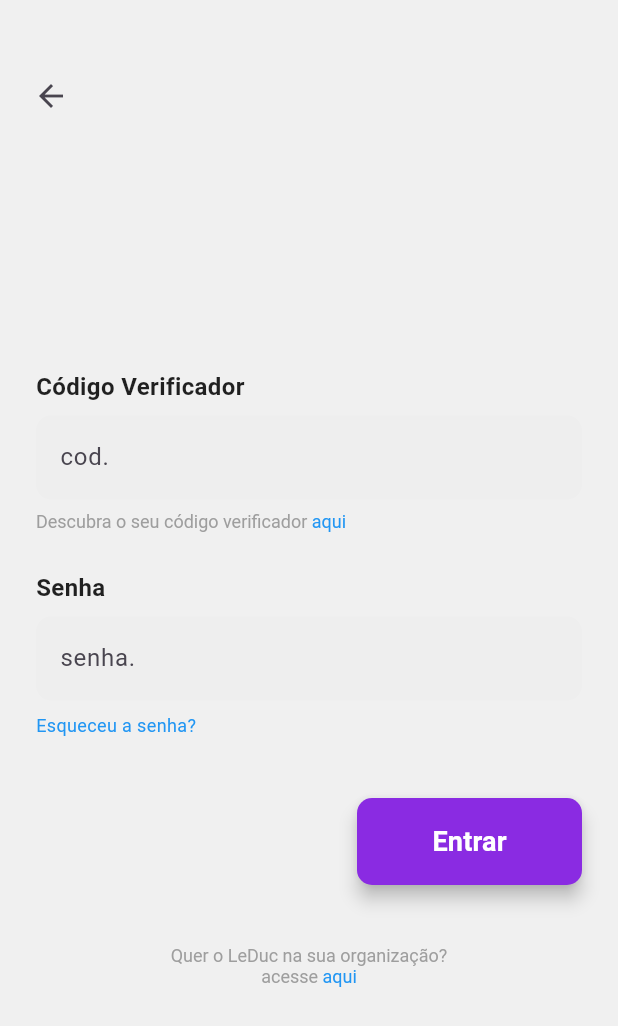
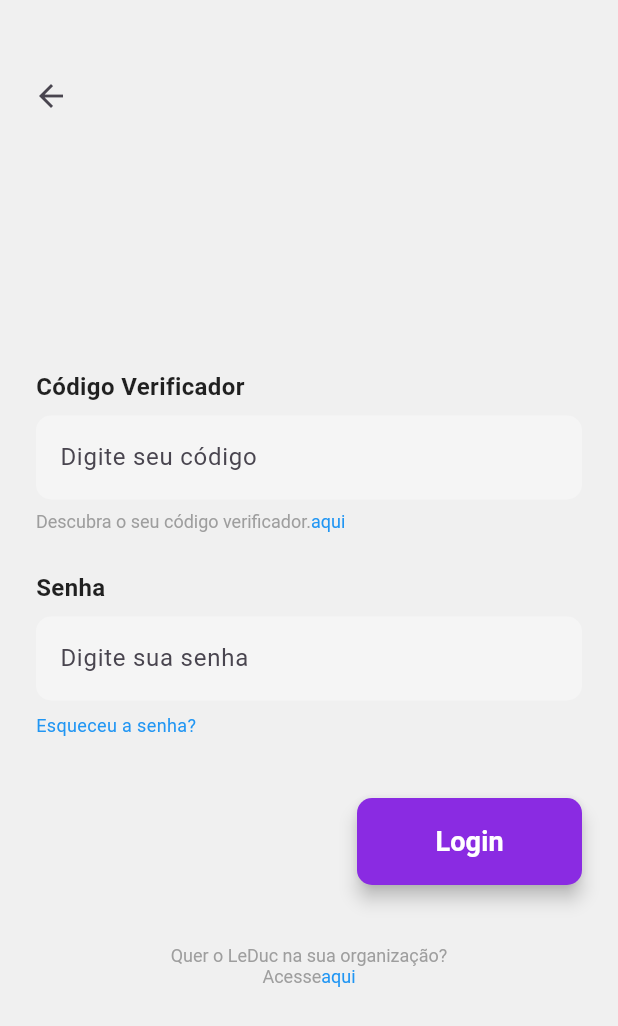
Before and after one commit to 001JJ-eniac/LeDuc, a Flutter app: the LoginPage screen opened directly, on a phone screen of 412 x 824 dp. Shown: the top 1026 px of the screen. Run offline on Flutter 3.47's test engine with Material 3 defaults, Android fonts, the phone set to English and light mode, and no system bars; our stand-ins replace flutter_svg.

Commit message:
Perf: Refatoração geral do codigo para melhor leitura e entendimento do projeto

```diff
--- /dev/null
+++ b/lib/constant/app_constant.dart
@@ -0,0 +1,29 @@
+class AppConstant {
+  // ! Credencials for API access
+  static const String codigoCorreto = '12345';
+  static const String senhaCorreta = 'teste123';
+  static const String nomeDoUsuario = 'Júlia';
+
+  // Strings de interface
+  static const String codVerificadorLabel  = 'Código Verificador';
+  static const String senhaLabel = 'Senha';
+  static const String loginButtonLabel = 'Login';
+  static const String esqueceuSenha = 'Esqueceu a senha?';
+  static const String loginErrorTitle = 'Erro de Login';
+  static const String loginErrorContent = 'Código verificador ou senha incorretos.';
+  static const String okButtonLabel = 'OK';
+
+  // Mensagens de validação
+  static const String codigoVazioError = 'Por favor, insira o código verificador.';
+  static const String senhaVaziaError = 'Por favor, insira a senha.';
+
+  // Links e textos informativos
+  static const String descobrirCodigoText = 'Descubra o seu código verificador.';
+  static const String descobrirCodigoUrl = 'aqui';
+  static const String organizacaoText = 'Quer o LeDuc na sua organização?\nAcesse';
+  static const String organizacaoLink = 'aqui';
+
+  // placeholders
+  static const String codigoPlaceholder = 'Digite seu código';
+  static const String senhaPlaceholder = 'Digite sua senha';
+}
--- a/lib/login_page.dart
+++ /dev/null
@@ -1,215 +0,0 @@
-import 'package:flutter/gestures.dart';
-import 'package:flutter/material.dart';
-import 'package:leduc_login/InicioProf.dart'; // Importe a nova tela
-
-// A tela de login agora é um StatefulWidget para gerenciar o estado dos campos de texto.
-class LoginPage extends StatefulWidget {
-  const LoginPage({super.key});
-
-  @override
-  _LoginPageState createState() => _LoginPageState();
-}
-
-class _LoginPageState extends State<LoginPage> {
-
-  final TextEditingController _codigoController = TextEditingController();
-  final TextEditingController _senhaController = TextEditingController();
-
-
-  void _login() {
-    const String codigoCorreto = '12345';
-    const String senhaCorreta = 'teste123';
-    const String nomeDoUsuario = 'Júlia';
-
-    if (_codigoController.text == codigoCorreto && _senhaController.text == senhaCorreta) {
-      // Credenciais corretas, navega para a DashboardPage
-      Navigator.push(
-        context,
-        MaterialPageRoute(
-          builder: (context) => InicioProf(userName: nomeDoUsuario),
-        ),
-      );
-    } else {
-      // Credenciais incorretas, mostra um alerta
-      showDialog(
-        context: context,
-        builder: (context) => AlertDialog(
-          title: const Text('Erro de Login'),
-          content: const Text('Código verificador ou senha incorretos.'),
-          actions: [
-            TextButton(
-              onPressed: () => Navigator.pop(context),
-              child: const Text('OK'),
-            ),
-          ],
-        ),
-      );
-    }
-  }
-
-  @override
-  void dispose() {
-
-    _codigoController.dispose();
-    _senhaController.dispose();
-    super.dispose();
-  }
-
-  @override
-  Widget build(BuildContext context) {
-    return Scaffold(
-      extendBodyBehindAppBar: true,
-      body: Stack(
-        children: [
-          Align(
-            alignment: Alignment.center,
-            child: SingleChildScrollView(
-              padding: const EdgeInsets.symmetric(horizontal: 24.0),
-              child: Column(
-                crossAxisAlignment: CrossAxisAlignment.start,
-                children: [
-                  const SizedBox(height: 80),
-
-                  const Text(
-                    'Código Verificador',
-                    style: TextStyle(
-                      fontSize: 16,
-                      fontWeight: FontWeight.bold,
-                      color: Colors.black87,
-                    ),
-                  ),
-                  const SizedBox(height: 8),
-
-                  TextField(
-                    controller: _codigoController, // Atrela o controlador
-                    decoration: InputDecoration(
-                      hintText: 'cod.',
-                      filled: true,
-                      fillColor: Colors.grey.shade200,
-                      border: OutlineInputBorder(
-                        borderRadius: BorderRadius.circular(10),
-                        borderSide: BorderSide.none,
-                      ),
-                    ),
-                  ),
-                  const SizedBox(height: 8),
-
-                  RichText(
-                    text: TextSpan(
-                      style: const TextStyle(fontSize: 12, color: Colors.grey, fontFamily: 'Roboto'),
-                      children: [
-                        const TextSpan(text: 'Descubra o seu código verificador '),
-                        TextSpan(
-                          text: 'aqui',
-                          style: const TextStyle(color: Colors.blue),
-                          recognizer: TapGestureRecognizer()
-                            ..onTap = () {
-                              print('Link "aqui" do código foi tocado!');
-                            },
-                        ),
-                      ],
-                    ),
-                  ),
-                  const SizedBox(height: 25),
-
-                  const Text(
-                    'Senha',
-                    style: TextStyle(
-                      fontSize: 16,
-                      fontWeight: FontWeight.bold,
-                      color: Colors.black87,
-                    ),
-                  ),
-                  const SizedBox(height: 8),
-
-                  TextField(
-                    controller: _senhaController,
-                    obscureText: true,
-                    decoration: InputDecoration(
-                      hintText: 'senha.',
-                      filled: true,
-                      fillColor: Colors.grey.shade200,
-                      border: OutlineInputBorder(
-                        borderRadius: BorderRadius.circular(10),
-                        borderSide: BorderSide.none,
-                      ),
-                    ),
-                  ),
-                  const SizedBox(height: 8),
-
-                  GestureDetector(
-                    onTap: () {
-                      print('Link "Esqueceu a senha?" foi tocado!');
-                    },
-                    child: const Text(
-                      'Esqueceu a senha?',
-                      style: TextStyle(fontSize: 12, color: Colors.blue),
-                    ),
-                  ),
-                  const SizedBox(height: 40),
-
-                  Align(
-                    alignment: Alignment.centerRight,
-                    child: SizedBox(
-                      width: 150,
-                      child: ElevatedButton(
-                        onPressed: _login, // Chama a função de login
-                        style: ElevatedButton.styleFrom(
-                          backgroundColor: const Color(0xFF8A2BE2),
-                          foregroundColor: Colors.white,
-                          padding: const EdgeInsets.symmetric(vertical: 16),
-                          shape: RoundedRectangleBorder(
-                            borderRadius: BorderRadius.circular(10),
-                          ),
-                          elevation: 5,
-                        ),
-                        child: const Text(
-                          'Entrar',
-                          style: TextStyle(fontSize: 18, fontWeight: FontWeight.bold),
-                        ),
-                      ),
-                    ),
-                  ),
-                  const SizedBox(height: 40),
-
-                  Center(
-                    child: RichText(
-                      textAlign: TextAlign.center,
-                      text: TextSpan(
-                        style: const TextStyle(fontSize: 12, color: Colors.grey, fontFamily: 'Roboto'),
-                        children: [
-                          const TextSpan(text: 'Quer o LeDuc na sua organização?\n'),
-                          const TextSpan(text: 'acesse '),
-                          TextSpan(
-                            text: 'aqui',
-                            style: const TextStyle(color: Colors.blue),
-                            recognizer: TapGestureRecognizer()
-                              ..onTap = () {
-                                print('Link "aqui" da organização foi tocado!');
-                              },
-                          ),
-                        ],
-                      ),
-                    ),
-                  ),
-                ],
-              ),
-            ),
-          ),
-
-          // Botão de voltar
-          Positioned(
-            top: 40,
-            left: 10,
-            child: IconButton(
-              icon: const Icon(Icons.arrow_back),
-              onPressed: () {
-                Navigator.pop(context);
-              },
-            ),
-          ),
-        ],
-      ),
-    );
-  }
-}
--- a/lib/main.dart
+++ b/lib/main.dart
@@ -1,6 +1,6 @@
 import 'package:flutter/material.dart';
 import 'package:flutter_svg/flutter_svg.dart';
-import 'package:leduc_login/login_page.dart'; // Importa a nova página de login
+import 'package:leduc_login/pages/login_page.dart'; // Importa a nova página de login
 
 void main() {
   runApp(const MyApp());
--- /dev/null
+++ b/lib/pages/login_page.dart
@@ -0,0 +1,191 @@
+import 'package:flutter/material.dart';
+import '../constant/app_constant.dart';
+import '../style/app_styles.dart';
+import '../widgets/custom_text_field.dart';
+import '../widgets/clickable_text.dart';
+import '../services/auth_service.dart';
+import '../InicioProf.dart';
+
+class LoginPage extends StatefulWidget {
+  const LoginPage({super.key});
+
+  @override
+  State<LoginPage> createState() => _LoginPageState();
+}
+
+class _LoginPageState extends State<LoginPage> {
+  late final TextEditingController _codigoController;
+  late final TextEditingController _senhaController;
+
+  @override
+  void initState() {
+    super.initState();
+    _codigoController = TextEditingController();
+    _senhaController = TextEditingController();
+  }
+
+  @override
+  void dispose() {
+    _codigoController.dispose();
+    _senhaController.dispose();
+    super.dispose();
+  }
+
+  void _handleLogin() {
+    final String codigo = _codigoController.text.trim();
+    final String senha = _senhaController.text.trim();
+
+    if (AuthService.validadeCredencials(codigo, senha)) {
+      _navigateToHome();
+    } else {
+      _showErrorDialog();
+    }
+  }
+
+  void _navigateToHome() {
+    Navigator.push(
+      context,
+      MaterialPageRoute(
+        builder: (context) => InicioProf(
+          userName: AuthService.getNomeUsuario(),
+        ),
+      ),
+    );
+  }
+
+  void _showErrorDialog() {
+    showDialog(
+      context: context,
+      builder: (context) => AlertDialog(
+        title: const Text(AppConstant.loginErrorTitle),
+        content: const Text(AppConstant.loginErrorContent),
+        actions: [
+          TextButton(
+            onPressed: () => Navigator.pop(context),
+            child: const Text(AppConstant.okButtonLabel),
+          ),
+        ],
+      ),
+    );
+  }
+
+  void _handleCodigoLinkTap() {
+    // TODO: Implementar navegação para descobrir código
+    debugPrint('Link "aqui" do código foi tocado!');
+  }
+
+  void _handleEsqueceuSenha() {
+    // TODO: Implementar recuperação de senha
+    debugPrint('Link "Esqueceu a senha?" foi tocado!');
+  }
+
+  void _handleOrganizacaoLinkTap() {
+    // TODO: Implementar navegação para página da organização
+    debugPrint('Link "aqui" da organização foi tocado!');
+  }
+
+  @override
+  Widget build(BuildContext context) {
+    return Scaffold(
+      extendBodyBehindAppBar: true,
+      body: Stack(
+        children: [
+          _buildMainContent(),
+          _buildBackButton(),
+        ],
+      ),
+    );
+  }
+
+  Widget _buildMainContent() {
+    return Align(
+      alignment: Alignment.center,
+      child: SingleChildScrollView(
+        padding: const EdgeInsets.symmetric(
+          horizontal: AppStyles.defaultPadding,
+        ),
+        child: Column(
+          crossAxisAlignment: CrossAxisAlignment.start,
+          children: [
+            const SizedBox(height: AppStyles.topSpacing),
+            _buildCodigoField(),
+            const SizedBox(height: AppStyles.mediumSpacing),
+            _buildSenhaField(),
+            const SizedBox(height: AppStyles.largeSpacing),
+            _buildLoginButton(),
+            const SizedBox(height: AppStyles.largeSpacing),
+            _buildOrganizacaoInfo(),
+          ],
+        ),
+      ),
+    );
+  }
+
+  Widget _buildCodigoField() {
+    return CustomTextField(
+      label: AppConstant.codVerificadorLabel,
+      placeholder: AppConstant.codigoPlaceholder,
+      controller: _codigoController,
+      helperWidget: ClickableText(
+        normalText: AppConstant.descobrirCodigoText,
+        linkText: AppConstant.descobrirCodigoUrl,
+        onLinkTap: _handleCodigoLinkTap,
+      ),
+    );
+  }
+
+  Widget _buildSenhaField() {
+    return CustomTextField(
+      label: AppConstant.senhaLabel,
+      placeholder: AppConstant.senhaPlaceholder,
+      controller: _senhaController,
+      obscureText: true,
+      helperWidget: GestureDetector(
+        onTap: _handleEsqueceuSenha,
+        child: const Text(
+          AppConstant.esqueceuSenha,
+          style: AppStyles.linkStyle,
+        ),
+      ),
+    );
+  }
+
+  Widget _buildLoginButton() {
+    return Align(
+      alignment: Alignment.centerRight,
+      child: SizedBox(
+        width: AppStyles.buttonWidth,
+        child: ElevatedButton(
+          onPressed: _handleLogin,
+          style: AppStyles.primaryButtonStyle,
+          child: const Text(
+            AppConstant.loginButtonLabel,
+            style: AppStyles.buttonTextStyle,
+          ),
+        ),
+      ),
+    );
+  }
+
+  Widget _buildOrganizacaoInfo() {
+    return Center(
+      child: ClickableText(
+        normalText: AppConstant.organizacaoText,
+        linkText: AppConstant.organizacaoLink,
+        onLinkTap: _handleOrganizacaoLinkTap,
+        textAlign: TextAlign.center,
+      ),
+    );
+  }
+
+  Widget _buildBackButton() {
+    return Positioned(
+      top: 40,
+      left: 10,
+      child: IconButton(
+        icon: const Icon(Icons.arrow_back),
+        onPressed: () => Navigator.pop(context),
+      ),
+    );
+  }
+}
--- /dev/null
+++ b/lib/services/auth_service.dart
@@ -0,0 +1,11 @@
+import '../constant/app_constant.dart';
+
+class AuthService{
+  static bool validadeCredencials(String codigo, String senha) {
+    return codigo == AppConstant.codigoCorreto && senha == AppConstant.senhaCorreta;
+  }
+
+  static String getNomeUsuario() {
+    return AppConstant.nomeDoUsuario;
+  }
+}
--- /dev/null
+++ b/lib/style/app_styles.dart
@@ -0,0 +1,68 @@
+import 'package:flutter/material.dart';
+
+class AppStyles {
+  // Cores da aplicação
+  static const Color primaryColor = Color(0xFF8A2BE2); // Azul Violeta
+  static const Color backgroundColor = Colors.white; // Branco
+  static const Color textColor = Colors.black87; // Preto suave
+  static const Color errorColor = Colors.redAccent; // Vermelho para erros
+  static const Color linkColor = Colors.blue; // Azul para links
+  static const Color hintColor = Colors.grey; // Cinza para dicas
+  static const Color fieldBackgroundColor = Color(0xFFF5F5F5); // Cinza claro para campos
+
+  // Estilos de texto
+  static const TextStyle labelStyle = TextStyle(
+    fontSize: 16,
+    fontWeight: FontWeight.bold,
+    color: textColor,
+  );
+
+  static const TextStyle buttonTextStyle = TextStyle(
+    fontSize: 18,
+    fontWeight: FontWeight.bold,
+    color: Colors.white,
+  );
+
+  static const TextStyle linkStyle = TextStyle(
+    fontSize: 12,
+    color: linkColor,
+  );
+
+  static const TextStyle infoTextStyle = TextStyle(
+    fontSize: 12,
+    color: hintColor,
+    fontFamily: 'Roboto',
+  );
+
+  // Estilos de input
+  static InputDecoration getInputDecoration(String hint) {
+    return InputDecoration(
+      hintText: hint,
+      filled: true,
+      fillColor: fieldBackgroundColor,
+      border: OutlineInputBorder(
+        borderRadius: BorderRadius.circular(10),
+        borderSide: BorderSide.none,
+      ),
+    );
+  }
+
+  // Estilo do botão
+  static ButtonStyle get primaryButtonStyle => ElevatedButton.styleFrom(
+    backgroundColor: primaryColor,
+    foregroundColor: Colors.white,
+    padding: const EdgeInsets.symmetric(vertical: 16),
+    shape: RoundedRectangleBorder(
+      borderRadius: BorderRadius.circular(10),
+    ),
+    elevation: 5,
+  );
+
+  // Dimensões
+  static const double defaultPadding = 24.0;
+  static const double smallSpacing = 8.0;
+  static const double mediumSpacing = 25.0;
+  static const double largeSpacing = 40.0;
+  static const double topSpacing = 80.0;
+  static const double buttonWidth = 150.0;
+}
--- /dev/null
+++ b/lib/widgets/clickable_text.dart
@@ -0,0 +1,36 @@
+import 'package:flutter/gestures.dart';
+import 'package:flutter/material.dart';
+import '../style/app_styles.dart';
+
+class ClickableText extends StatelessWidget {
+  final String normalText;
+  final String linkText;
+  final VoidCallback onLinkTap;
+  final TextAlign? textAlign;
+
+  const ClickableText({
+    super.key,
+    required this.normalText,
+    required this.linkText,
+    required this.onLinkTap,
+    this.textAlign,
+  });
+
+  @override
+  Widget build(BuildContext context) {
+    return RichText(
+      textAlign: textAlign ?? TextAlign.start,
+      text: TextSpan(
+        style: AppStyles.infoTextStyle,
+        children: [
+          TextSpan(text: normalText),
+          TextSpan(
+            text: linkText,
+            style: AppStyles.linkStyle,
+            recognizer: TapGestureRecognizer()..onTap = onLinkTap,
+          ),
+        ],
+      ),
+    );
+  }
+}
--- /dev/null
+++ b/lib/widgets/custom_text_field.dart
@@ -0,0 +1,39 @@
+import 'package:flutter/material.dart';
+import '../style/app_styles.dart';
+
+class CustomTextField extends StatelessWidget {
+  final String label;
+  final String placeholder;
+  final TextEditingController controller;
+  final bool obscureText;
+  final Widget? helperWidget;
+
+  const CustomTextField({
+    super.key,
+    required this.label,
+    required this.placeholder,
+    required this.controller,
+    this.obscureText = false,
+    this.helperWidget,
+  });
+
+  @override
+  Widget build(BuildContext context) {
+    return Column(
+      crossAxisAlignment: CrossAxisAlignment.start,
+      children: [
+        Text(label, style: AppStyles.labelStyle),
+        const SizedBox(height: AppStyles.smallSpacing),
+        TextField(
+          controller: controller,
+          obscureText: obscureText,
+          decoration: AppStyles.getInputDecoration(placeholder),
+        ),
+        if (helperWidget != null) ...[
+          const SizedBox(height: AppStyles.smallSpacing),
+          helperWidget!,
+        ],
+      ],
+    );
+  }
+}
```
